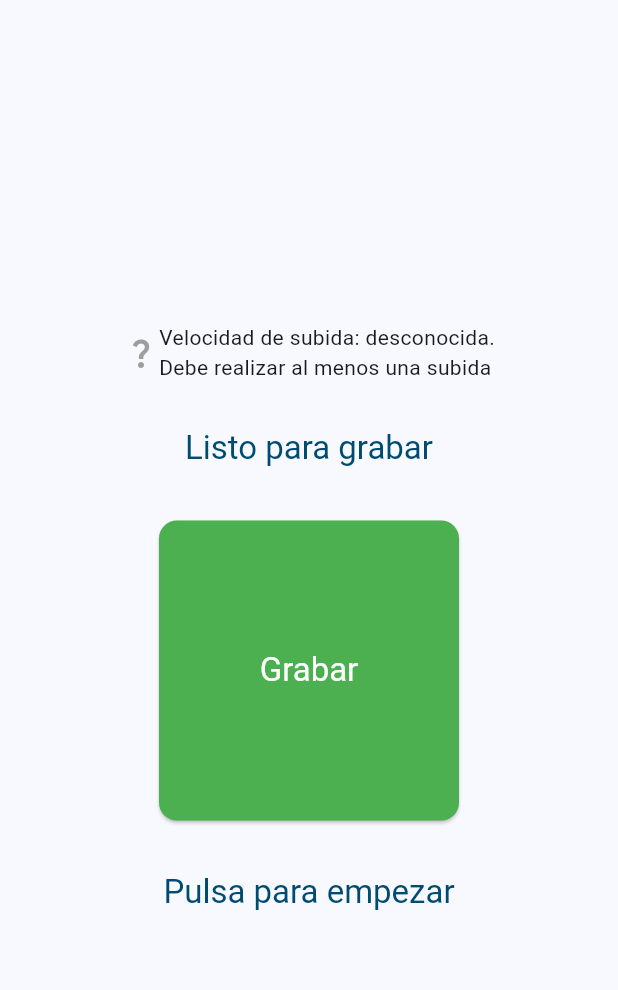
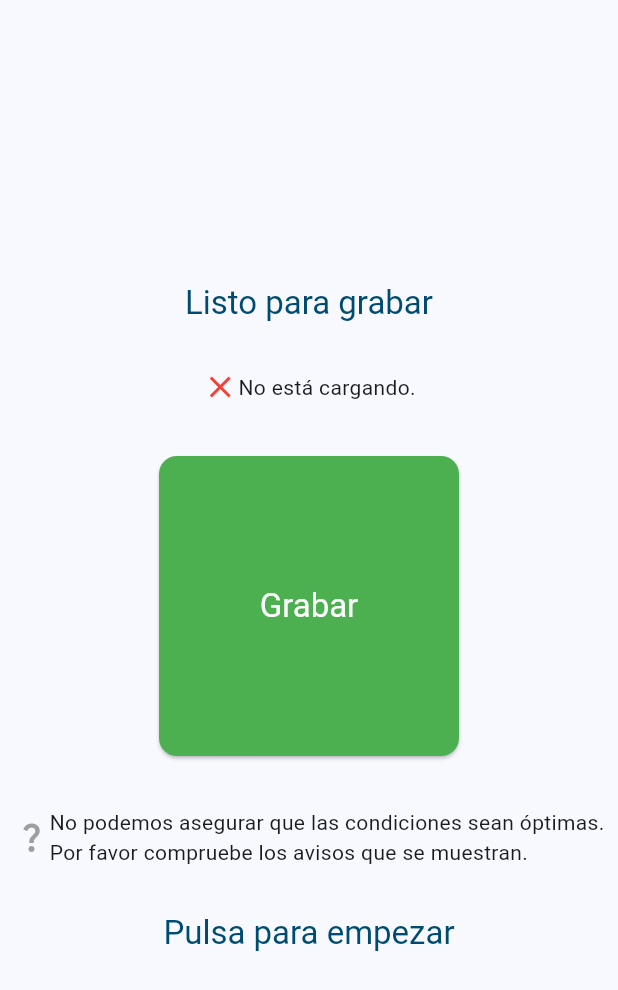
Before and after one commit to ottoknowsnt/apneadiag, a Flutter app: the RecorderPage widget shown alone on an empty page, opened directly, on a phone screen of 412 x 824 dp. Shown: the top 990 px of the screen. Run offline on Flutter 3.47's test engine with Material 2 defaults, Android fonts, the phone set to English and light mode, and no system bars; our stand-ins replace battery_plus, flutter_local_notifications, permission_handler, shared_preferences, timezone; missing offline and left inert: flutter_sound; accounts and stored records are empty.

Commit message:
Show battery charging state on Recorder Page
Closes #18

```diff
--- a/lib/screens/recorder_page.dart
+++ b/lib/screens/recorder_page.dart
@@ -1,11 +1,49 @@
+import 'dart:async';
+
 import 'package:flutter/material.dart';
 import 'package:provider/provider.dart';
 import 'package:apneadiag/utilities/sound_recorder.dart';
 import 'package:apneadiag/utilities/app_data.dart';
 import 'package:apneadiag/utilities/server_upload.dart';
+import 'package:battery_plus/battery_plus.dart';
 
-class RecorderPage extends StatelessWidget {
+class RecorderPage extends StatefulWidget {
   const RecorderPage({super.key});
+
+  @override
+  State<RecorderPage> createState() => _RecorderPageState();
+}
+
+class _RecorderPageState extends State<RecorderPage> {
+  final Battery _battery = Battery();
+
+  BatteryState? _batteryState;
+  StreamSubscription<BatteryState>? _batteryStateSubscription;
+  bool _isCharging = false;
+
+  @override
+  void initState() {
+    super.initState();
+    _battery.batteryState.then(_updateBatteryState);
+    _batteryStateSubscription =
+        _battery.onBatteryStateChanged.listen(_updateBatteryState);
+  }
+
+  void _updateBatteryState(BatteryState state) {
+    if (_batteryState == state) return;
+    setState(() {
+      _batteryState = state;
+      _isCharging = state == BatteryState.charging;
+    });
+  }
+
+  @override
+  void dispose() {
+    super.dispose();
+    if (_batteryStateSubscription != null) {
+      _batteryStateSubscription!.cancel();
+    }
+  }
 
   @override
   Widget build(BuildContext context) {
@@ -76,22 +114,34 @@ Por favor, espere a que empiece.''';
       child: Column(
         mainAxisAlignment: MainAxisAlignment.center,
         children: [
+          Text(topText, style: styleTitle),
+          const SizedBox(height: 30),
+          if (_batteryState != null) ...[
             Row(
               mainAxisAlignment: MainAxisAlignment.center,
               children: [
                 Icon(
-                uploadSpeed != -1.00 ? Icons.check : Icons.question_mark,
-                color: uploadSpeed != -1.00 ? Colors.green : Colors.grey,
+                  _isCharging ? Icons.check : Icons.close,
+                  color: _isCharging ? Colors.green : Colors.red,
                 ),
-              Text(uploadSpeed != -1.00
-                  ? 'Velocidad de subida: $uploadSpeed Mbps'
-                  : '''Velocidad de subida: desconocida.
-Debe realizar al menos una subida'''),
+                Text(_isCharging ? 'Cargando' : 'No está cargando.')
               ],
             ),
             const SizedBox(height: 30),
-          Text(topText, style: styleTitle),
+          ],
+          if (uploadSpeed != -1.00) ...[
+            Row(
+              mainAxisAlignment: MainAxisAlignment.center,
+              children: [
+                const Icon(
+                  Icons.check,
+                  color: Colors.green,
+                ),
+                Text('Velocidad de subida: $uploadSpeed Mbps'),
+              ],
+            ),
             const SizedBox(height: 30),
+          ],
           Card(
               color: buttonColor,
               child: SizedBox(
@@ -128,6 +178,21 @@ Debe realizar al menos una subida'''),
                 ),
               )),
           const SizedBox(height: 30),
+          if (_batteryState != null) ...[
+            Row(
+              mainAxisAlignment: MainAxisAlignment.center,
+              children: [
+                Icon(
+                  _isCharging ? Icons.check : Icons.question_mark,
+                  color: _isCharging ? Colors.green : Colors.grey,
+                ),
+                Text(_isCharging
+                    ? 'Las condiciones son óptimas'
+                    : 'No podemos asegurar que las condiciones sean óptimas.\nPor favor compruebe los avisos que se muestran.'),
+              ],
+            ),
+            const SizedBox(height: 30),
+          ],
           Text(bottomText, style: styleTitle),
         ],
       ),
--- a/pubspec.yaml
+++ b/pubspec.yaml
@@ -20,6 +20,7 @@ dependencies:
   http: ^0.13.5
   timezone: ^0.9.1
   flutter_launcher_icons: ^0.13.0
+  battery_plus: ^3.0.4
 
 dev_dependencies:
   flutter_test:
```
Also changed, not shown: pubspec.lock, 3 other files. Lines whose indentation alone changed are shown as unchanged.
